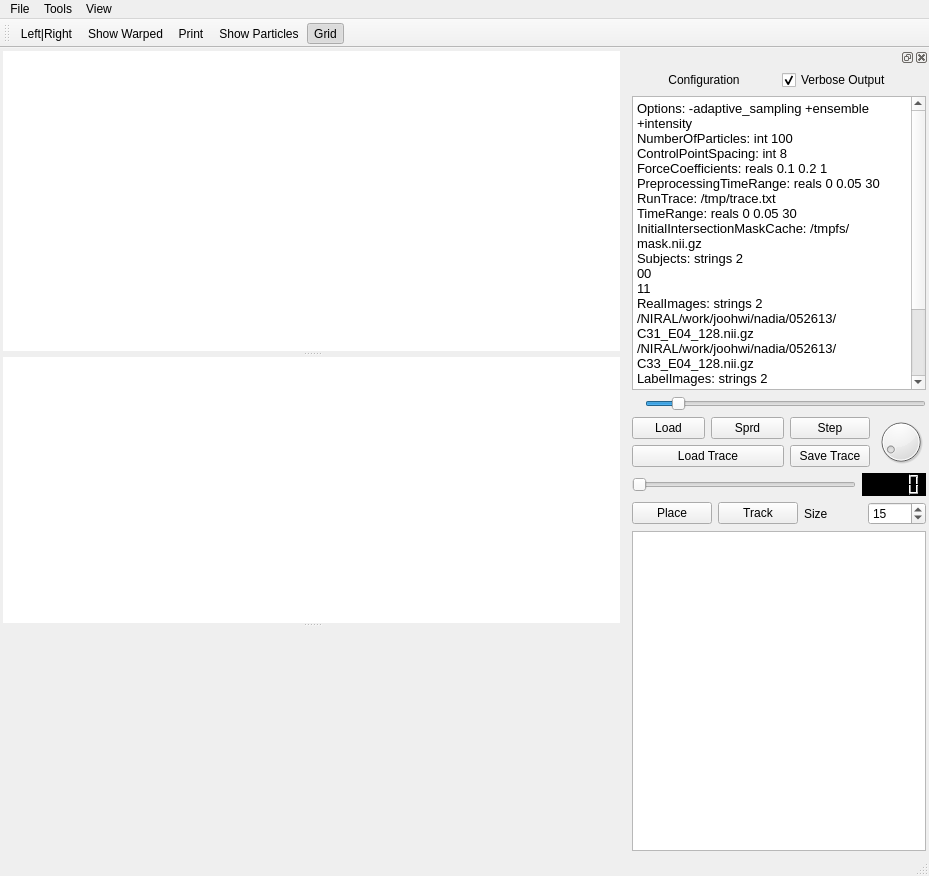
SadeghMSalehi/gradworks, file itkProjects/Particles/simul2d.ui: the form before one commit.
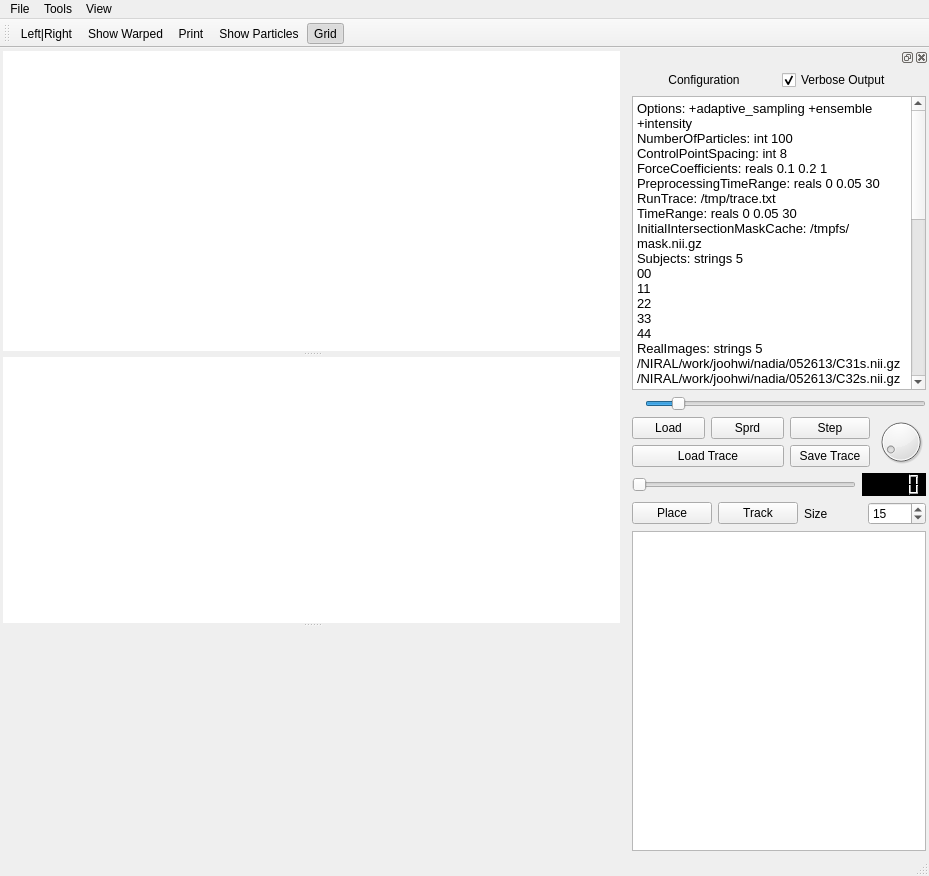
The form after the commit. Icons and pictures are not drawn. Custom widgets are drawn as their Qt base class.

What changed in the file:
```diff
--- a/itkProjects/Particles/simul2d.ui
+++ b/itkProjects/Particles/simul2d.ui
@@ -261,7 +261,7 @@
           </font>
          </property>
          <property name="plainText">
-          <string>Options: -adaptive_sampling +ensemble +intensity
+          <string>Options: +adaptive_sampling +ensemble +intensity
 NumberOfParticles: int 100
 ControlPointSpacing: int 8
 ForceCoefficients: reals 0.1 0.2 1
@@ -269,15 +269,30 @@
 RunTrace: /tmp/trace.txt
 TimeRange: reals 0 0.05 30
 InitialIntersectionMaskCache: /tmpfs/mask.nii.gz
-Subjects: strings 2
+Subjects: strings 5
 00
 11
-RealImages: strings 2
-/NIRAL/work/joohwi/nadia/052613/C31_E04_128.nii.gz
-/NIRAL/work/joohwi/nadia/052613/C33_E04_128.nii.gz
-LabelImages: strings 2
+22
+33
+44
+RealImages: strings 5
+/NIRAL/work/joohwi/nadia/052613/C31s.nii.gz
+/NIRAL/work/joohwi/nadia/052613/C32s.nii.gz
+/NIRAL/work/joohwi/nadia/052613/C33s.nii.gz
+/NIRAL/work/joohwi/nadia/052613/C35s.nii.gz
+/NIRAL/work/joohwi/nadia/052613/C36s.nii.gz
+LabelImages: strings 5
 /NIRAL/work/joohwi/nadia/052613/C31_E04_label.nii.gz
+/NIRAL/work/joohwi/nadia/052613/C32_E04_label.nii.gz
 /NIRAL/work/joohwi/nadia/052613/C33_E04_label.nii.gz
+/NIRAL/work/joohwi/nadia/052613/C35_E04_label.nii.gz
+/NIRAL/work/joohwi/nadia/052613/C36_E04_label.nii.gz
+KappaImageCache: strings 5
+/NIRAL/work/joohwi/nadia/052613/C31_kappa.nii.gz
+/NIRAL/work/joohwi/nadia/052613/C32_kappa.nii.gz
+/NIRAL/work/joohwi/nadia/052613/C33_kappa.nii.gz
+/NIRAL/work/joohwi/nadia/052613/C35_kappa.nii.gz
+/NIRAL/work/joohwi/nadia/052613/C36_kappa.nii.gz
 ==option_end==</string>
          </property>
         </widget>
```
